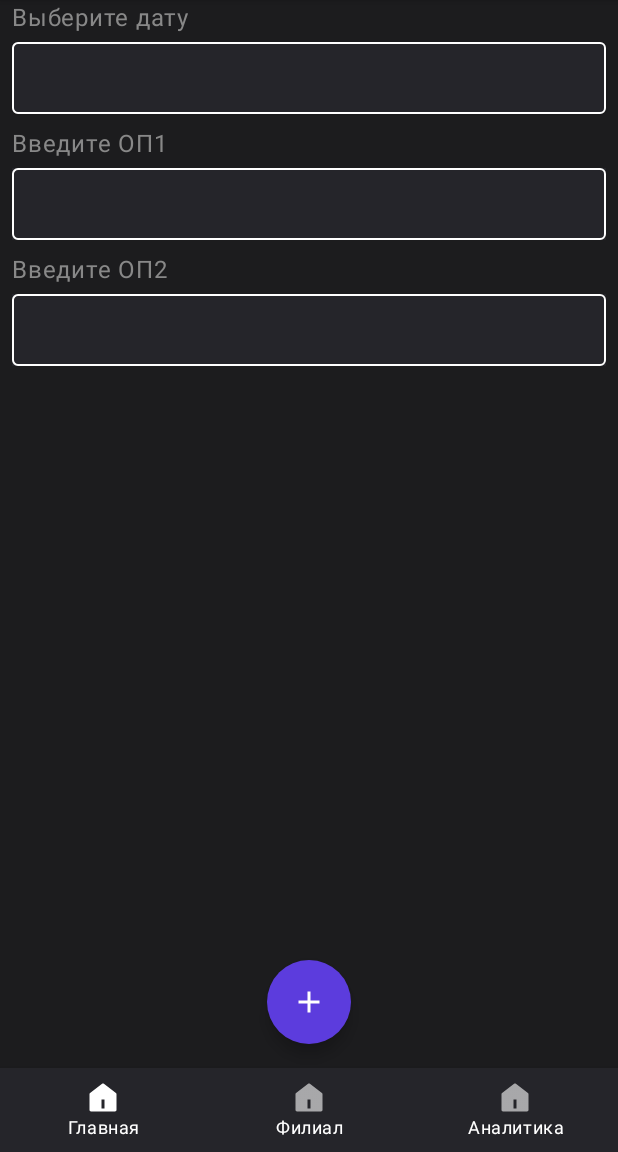
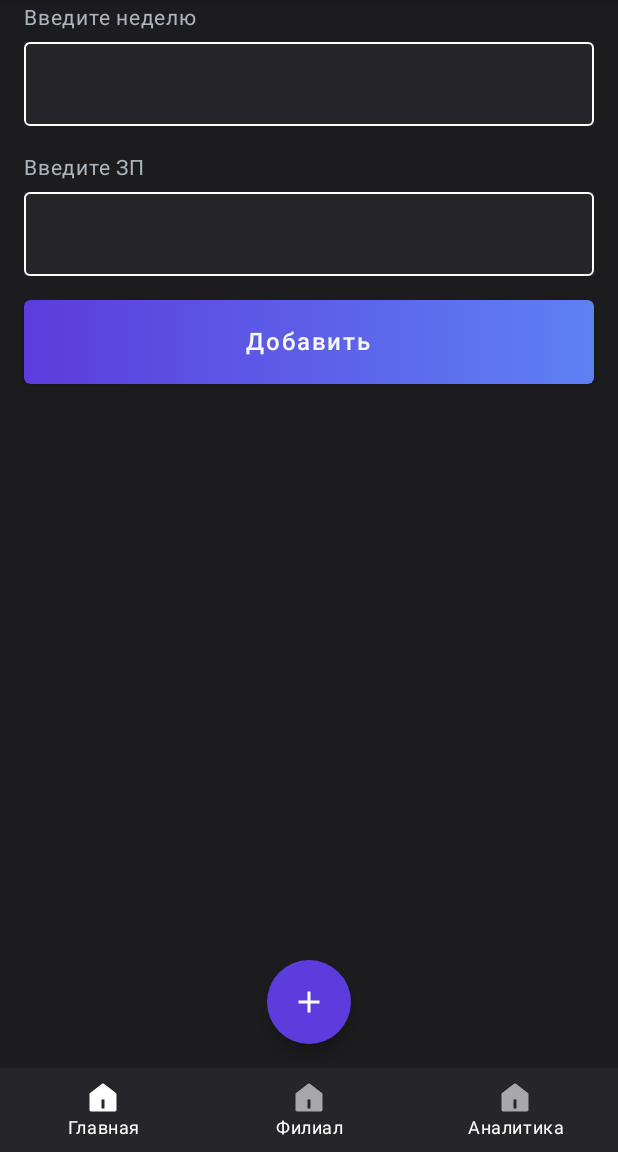
Before and after one commit to isaya1910/zhasa-android, an Android app built with Jetpack Compose: the screen it shows after launch (MainActivity), on a phone screen of 412 x 824 dp, the part 84-1236 px from its top. Run offline under Robolectric (Android 15) with nearby library versions, the phone set to English and light mode, and no system bars.

Commit message:
primary button + lagging create view

```diff
--- /dev/null
+++ b/app/src/main/java/com/zhasa_app/ui/common/Buttons.kt
@@ -0,0 +1,54 @@
+package com.zhasa_app.ui.common
+
+import androidx.compose.foundation.background
+import androidx.compose.foundation.layout.Box
+import androidx.compose.foundation.layout.PaddingValues
+import androidx.compose.foundation.shape.RoundedCornerShape
+import androidx.compose.material.Button
+import androidx.compose.material.ButtonDefaults
+import androidx.compose.runtime.Composable
+import androidx.compose.ui.Alignment
+import androidx.compose.ui.Modifier
+import androidx.compose.ui.graphics.Brush
+import androidx.compose.ui.graphics.Color
+import com.zhasa_app.ui.theme.Colors
+import com.zhasa_app.ui.theme.Size
+
+@Composable
+fun GradientButton(
+    text: String,
+    gradient: Brush,
+    modifier: Modifier = Modifier,
+    onClick: () -> Unit = { },
+) {
+    Button(
+        modifier = modifier,
+        colors = ButtonDefaults.buttonColors(backgroundColor = Color.Transparent),
+        contentPadding = PaddingValues(),
+        onClick = { onClick() },
+    ) {
+        Box(
+            modifier = Modifier
+                .background(gradient, shape = RoundedCornerShape(Size.SPACE_0_5))
+                .then(modifier),
+            contentAlignment = Alignment.Center,
+        ) {
+            NormalText(text = text)
+        }
+    }
+}
+
+@Composable
+fun PrimaryButton(modifier: Modifier, onClick: () -> Unit, text: String) {
+    GradientButton(
+        onClick = { onClick() },
+        modifier = modifier,
+        gradient = Brush.horizontalGradient(
+            listOf(
+                Colors.BlueSecondaryDark,
+                Colors.BlueSecondaryLight
+            )
+        ),
+        text = text
+    )
+}
--- a/app/src/main/java/com/zhasa_app/ui/common/InputFields.kt
+++ b/app/src/main/java/com/zhasa_app/ui/common/InputFields.kt
@@ -1,26 +1,24 @@
 package com.zhasa_app.ui.common
 
-import android.app.DatePickerDialog
 import androidx.appcompat.app.AppCompatActivity
 import androidx.compose.foundation.BorderStroke
 import androidx.compose.foundation.background
 import androidx.compose.foundation.clickable
-import androidx.compose.foundation.layout.*
-import androidx.compose.foundation.shape.CornerSize
-import androidx.compose.foundation.shape.RoundedCornerShape
+import androidx.compose.foundation.layout.Box
+import androidx.compose.foundation.layout.fillMaxWidth
+import androidx.compose.foundation.layout.height
+import androidx.compose.foundation.layout.padding
 import androidx.compose.foundation.text.KeyboardOptions
-import androidx.compose.material.*
+import androidx.compose.material.Card
+import androidx.compose.material.OutlinedTextField
+import androidx.compose.material.TextFieldDefaults
 import androidx.compose.runtime.*
 import androidx.compose.ui.Alignment
 import androidx.compose.ui.Modifier
-import androidx.compose.ui.graphics.Color
 import androidx.compose.ui.platform.LocalContext
 import androidx.compose.ui.text.input.KeyboardType
-import androidx.compose.ui.text.style.TextAlign
-import androidx.compose.ui.unit.dp
 import com.google.android.material.datepicker.MaterialDatePicker
 import com.zhasa_app.ui.theme.Colors
-import com.zhasa_app.ui.theme.Fonts
 import com.zhasa_app.ui.theme.Size
 
 @Composable
@@ -29,7 +27,7 @@ fun WeekInputField() {
         modifier = Modifier
             .background(color = Colors.BackgroundColor)
             .fillMaxWidth()
-            .height(Size.SPACE_6)
+            .height(Size.SPACE_7)
     ) {
         var text by remember { mutableStateOf("") }
         val regex = Regex("([1-9]|[1-4][0-9]|5[0-3])")
@@ -43,7 +41,7 @@ fun WeekInputField() {
             },
             keyboardOptions = KeyboardOptions(keyboardType = KeyboardType.Decimal),
             colors = TextFieldDefaults.outlinedTextFieldColors(
-                textColor = Color.White,
+                textColor = Colors.PrimaryTextColor,
                 focusedBorderColor = Colors.BlueSecondaryLight,
                 unfocusedBorderColor = Colors.White
             )
@@ -57,7 +55,7 @@ fun AmountInputField() {
         modifier = Modifier
             .background(color = Colors.BackgroundColor)
             .fillMaxWidth()
-            .height(Size.SPACE_6)
+            .height(Size.SPACE_7)
     ) {
         var text by remember { mutableStateOf("") }
         val regex = Regex("[1-9]{1,5}[.]?[1-9]{0,2}")
@@ -71,7 +69,7 @@ fun AmountInputField() {
             },
             keyboardOptions = KeyboardOptions(keyboardType = KeyboardType.Decimal),
             colors = TextFieldDefaults.outlinedTextFieldColors(
-                textColor = Color.White,
+                textColor = Colors.PrimaryTextColor,
                 focusedBorderColor = Colors.BlueSecondaryLight,
                 unfocusedBorderColor = Colors.White
             )
@@ -101,11 +99,10 @@ fun DateField() {
         border = BorderStroke(Size.SPACE_BORDER, Colors.White),
     ) {
         Box(modifier = Modifier.padding(start = Size.SPACE_2)) {
-            Text(
+            NormalText(
                 text = text,
-                color = Colors.White,
+                textColor = Colors.PrimaryTextColor,
                 modifier = Modifier.align(Alignment.CenterStart),
-                fontSize = Fonts.Normal
             )
         }
     }
--- a/app/src/main/java/com/zhasa_app/ui/common/TextFields.kt
+++ b/app/src/main/java/com/zhasa_app/ui/common/TextFields.kt
@@ -4,21 +4,26 @@ import androidx.compose.material.Text
 import androidx.compose.runtime.Composable
 import androidx.compose.ui.Modifier
 import androidx.compose.ui.graphics.Color
+import com.zhasa_app.ui.theme.Colors
 import com.zhasa_app.ui.theme.Fonts
 
 
 @Composable
-fun SemiSmallText(modifier: Modifier = Modifier, text: String, textColor: Color = Color.White) {
+fun SemiSmallText(modifier: Modifier = Modifier, text: String, textColor: Color = Colors.PrimaryTextColor) {
     Text(modifier = modifier, text = text, color = textColor, fontSize = Fonts.SemiSmall)
 }
 
 @Composable
-fun SmallText(modifier: Modifier = Modifier, text: String, textColor: Color = Color.White) {
+fun SmallText(modifier: Modifier = Modifier, text: String, textColor: Color = Colors.PrimaryTextColor) {
     Text(modifier = modifier, text = text, color = textColor, fontSize = Fonts.Small)
 }
 
+@Composable
+fun SemiNormalText(modifier: Modifier = Modifier, text: String, textColor: Color = Colors.PrimaryTextColor) {
+    Text(modifier = modifier, text = text, color = textColor, fontSize = Fonts.SemiNormal)
+}
 
 @Composable
-fun NormalText(modifier: Modifier = Modifier, text: String, textColor: Color = Color.White) {
+fun NormalText(modifier: Modifier = Modifier, text: String, textColor: Color = Colors.PrimaryTextColor) {
     Text(modifier = modifier, text = text, color = textColor, fontSize = Fonts.Normal)
 }
--- /dev/null
+++ b/app/src/main/java/com/zhasa_app/ui/lagging/view/CreateLaggingView.kt
@@ -0,0 +1,36 @@
+package com.zhasa_app.ui.lagging.view
+
+import androidx.compose.foundation.layout.*
+import androidx.compose.runtime.Composable
+import androidx.compose.ui.Modifier
+import com.zhasa_app.ui.common.AmountInputField
+import com.zhasa_app.ui.common.PrimaryButton
+import com.zhasa_app.ui.common.SemiNormalText
+import com.zhasa_app.ui.common.WeekInputField
+import com.zhasa_app.ui.theme.Colors
+import com.zhasa_app.ui.theme.Size
+
+@Composable
+fun CreateLaggingView() {
+    Column(
+        modifier = Modifier
+            .fillMaxWidth()
+            .padding(start = Size.SPACE_2, end = Size.SPACE_2)
+    ) {
+        SemiNormalText(text = "Введите неделю", textColor = Colors.SecondaryTextColor)
+        Spacer(modifier = Modifier.height(Size.SPACE_0_5))
+        WeekInputField()
+        Spacer(modifier = Modifier.height(Size.SPACE_2))
+        SemiNormalText(text = "Введите ЗП", textColor = Colors.SecondaryTextColor)
+        Spacer(modifier = Modifier.height(Size.SPACE_0_5))
+        AmountInputField()
+        Spacer(modifier = Modifier.height(Size.SPACE_2))
+        PrimaryButton(
+            modifier = Modifier
+                .fillMaxWidth()
+                .height(Size.SPACE_7),
+            onClick = { },
+            text = "Добавить"
+        )
+    }
+}
--- a/app/src/main/java/com/zhasa_app/ui/leading/view/CreateLeadingView.kt
+++ b/app/src/main/java/com/zhasa_app/ui/leading/view/CreateLeadingView.kt
@@ -3,26 +3,26 @@ package com.zhasa_app.ui.leading.view
 import androidx.compose.foundation.layout.*
 import androidx.compose.runtime.Composable
 import androidx.compose.ui.Modifier
-import androidx.compose.ui.graphics.Color
 import com.zhasa_app.ui.common.AmountInputField
 import com.zhasa_app.ui.common.DateField
-import com.zhasa_app.ui.common.NormalText
+import com.zhasa_app.ui.common.SemiNormalText
+import com.zhasa_app.ui.theme.Colors
 import com.zhasa_app.ui.theme.Size
 
 @Composable
 fun CreateLeadingView() {
     Column(modifier = Modifier
         .fillMaxWidth()
-        .padding(start = Size.SPACE_1, end = Size.SPACE_1)) {
-        NormalText(text = "Выберите дату", textColor = Color.Gray)
+        .padding(start = Size.SPACE_2, end = Size.SPACE_2)) {
+        SemiNormalText(text = "Выберите дату", textColor = Colors.SecondaryTextColor)
         Spacer(modifier = Modifier.height(Size.SPACE_0_5))
         DateField()
         Spacer(modifier = Modifier.height(Size.SPACE_1))
-        NormalText(text = "Введите ОП1", textColor = Color.Gray)
+        SemiNormalText(text = "Введите ОП1", textColor = Colors.SecondaryTextColor)
         Spacer(modifier = Modifier.height(Size.SPACE_0_5))
         AmountInputField()
         Spacer(modifier = Modifier.height(Size.SPACE_1))
-        NormalText(text = "Введите ОП2", textColor = Color.Gray)
+        SemiNormalText(text = "Введите ОП2", textColor = Colors.SecondaryTextColor)
         Spacer(modifier = Modifier.height(Size.SPACE_0_5))
         AmountInputField()
     }
--- a/app/src/main/java/com/zhasa_app/ui/screens/home/HomeScreen.kt
+++ b/app/src/main/java/com/zhasa_app/ui/screens/home/HomeScreen.kt
@@ -2,9 +2,10 @@ package com.zhasa_app.ui.screens.home
 
 import androidx.compose.runtime.Composable
 import com.zhasa_app.ui.common.WeekInputField
+import com.zhasa_app.ui.lagging.view.CreateLaggingView
 import com.zhasa_app.ui.leading.view.CreateLeadingView
 
 @Composable
 fun HomeScreen() {
-    CreateLeadingView()
+    CreateLaggingView()
 }
--- a/app/src/main/java/com/zhasa_app/ui/theme/Colors.kt
+++ b/app/src/main/java/com/zhasa_app/ui/theme/Colors.kt
@@ -13,7 +13,9 @@ object Colors {
     val leading1Color = Color(0xff69DB7C)
     val leading2Color = Color(0xff4DABF7)
     val leading3Color = Color(0xffFFD43B)
-    val redColor = Color.Red
+    val PrimaryTextColor = Color(0xfff8f9fa)
+    val SecondaryTextColor = Color(0xFFadb5bd)
+    val RedColor = Color.Red
     val darkColors = darkColors(
         primary = BlackPrimary,
         primaryVariant = BlackPrimaryVariant,
--- a/app/src/main/java/com/zhasa_app/ui/theme/Size.kt
+++ b/app/src/main/java/com/zhasa_app/ui/theme/Size.kt
@@ -3,6 +3,7 @@ package com.zhasa_app.ui.theme
 import androidx.compose.ui.unit.dp
 
 object Size {
+    val SPACE_7 = 56.dp
     val SPACE_BORDER = 1.dp
     val SPACE_MINIMUM = 0.4.dp
     val SPACE_0_2_5 = 2.dp
```
